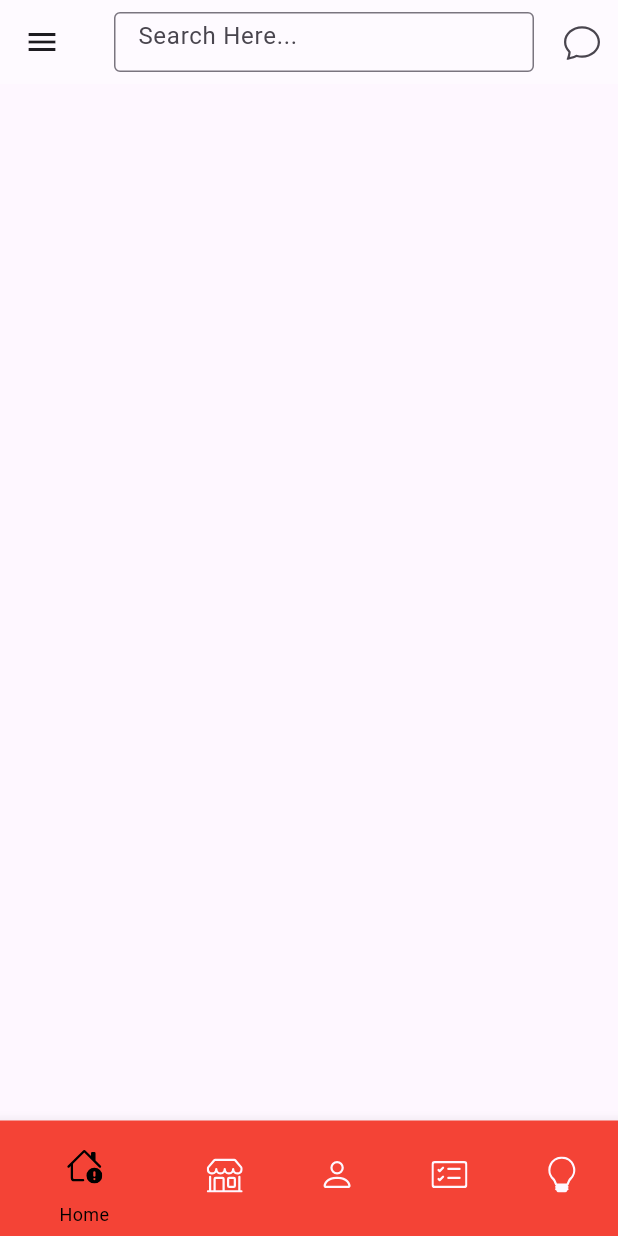
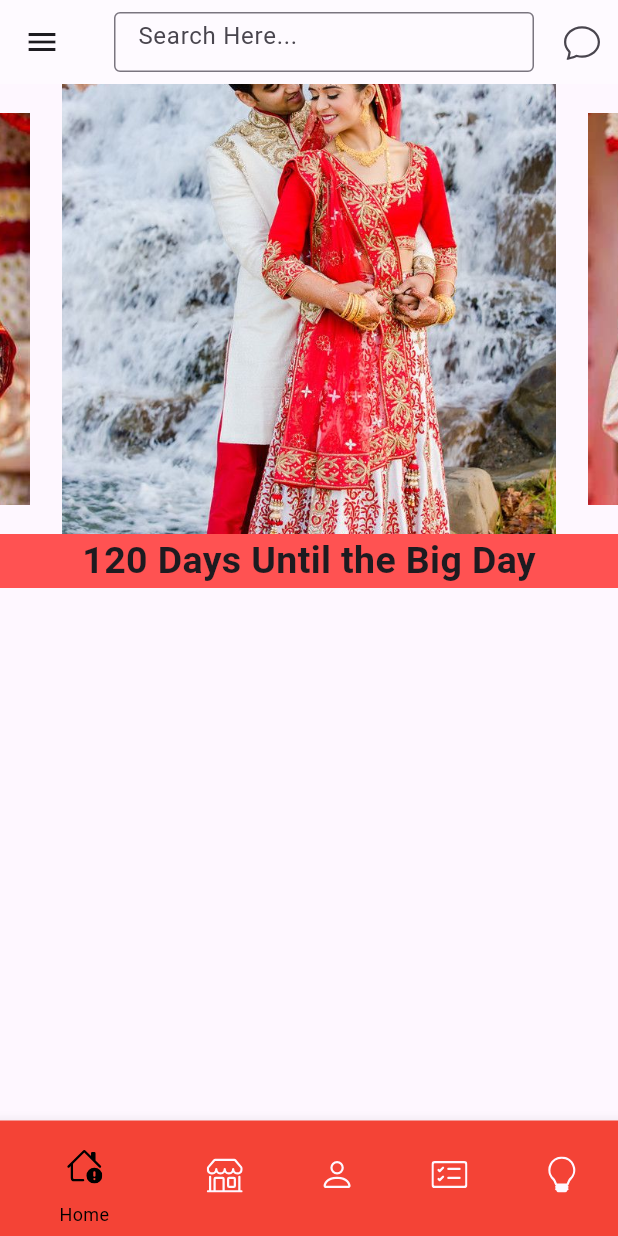
Before and after one commit to tejasvmodi/wedding_planning, a Flutter app: the Splash_Screen screen opened directly, on a phone screen of 412 x 824 dp. Run offline on Flutter 3.47's test engine with Material 2 defaults, Android fonts, the phone set to English and light mode, and no system bars; drawn by our look-alikes of carousel_slider; our stand-ins replace dots_indicator, icons_plus.

Commit message:
commit at 10:38  24-11-2023

```diff
--- a/lib/Splash_Screen.dart
+++ b/lib/Splash_Screen.dart
@@ -20,7 +20,7 @@
 
   // ignore: non_constant_identifier_names
   final List<Widget> _Items = [
-    const HomePage(),
+   HomePage(),
     const ForgotPassword(),
     const OnboardingScreen(),
     const LoginF(),
--- a/lib/screens/Home/home.dart
+++ b/lib/screens/Home/home.dart
@@ -1,13 +1,65 @@
+import 'package:carousel_slider/carousel_slider.dart';
+import 'package:dots_indicator/dots_indicator.dart';
 import 'package:flutter/material.dart';
+import 'package:wedding_application/Splash_Screen.dart';
 
-class HomePage extends StatelessWidget {
+class HomePage extends StatefulWidget {
   const HomePage({super.key});
 
   @override
-  Widget build(
-    BuildContext context) {
-    return const Scaffold(
+  State<HomePage> createState() => _HomePageState();
+}
 
+class _HomePageState extends State<HomePage> {
+  final List<String> items = [
+    "assets/images/indianwedding1.png",
+    "assets/images/weddingplanning3.png",
+  ];
+  @override
+  Widget build(BuildContext context) {
+    return Scaffold(
+      body: Column(
+        children: [
+          CarouselSlider(
+            options: CarouselOptions(
+              height: 300.0,
+              enlargeCenterPage: true,
+              autoPlay: true,
+              aspectRatio: 16 / 9,
+              autoPlayCurve: Curves.fastOutSlowIn,
+              enableInfiniteScroll: true,
+              autoPlayAnimationDuration: const Duration(milliseconds: 300),
+              viewportFraction: 0.8,
+            ),
+            items: items.map((assetPath) {
+              return Builder(
+                builder: (BuildContext context) {
+                  return SizedBox(
+                    width: 700,
+                    child: Image.asset(
+                      assetPath,
+                      fit: BoxFit.fitWidth,
+                    ),
+                  );
+                },
+              );
+            }).toList(),
+          ),
+          Container(
+            color: Colors.redAccent,
+            child: const Row(
+              mainAxisAlignment: MainAxisAlignment.center,
+              children: [
+                Text(
+                  "120 Days Until the Big Day",
+                  style: TextStyle(fontSize: 25, fontWeight: FontWeight.bold),
+                ),
+              ],
+            ),
+          ),
+
+        ],
+      ),
     );
   }
 }
```
